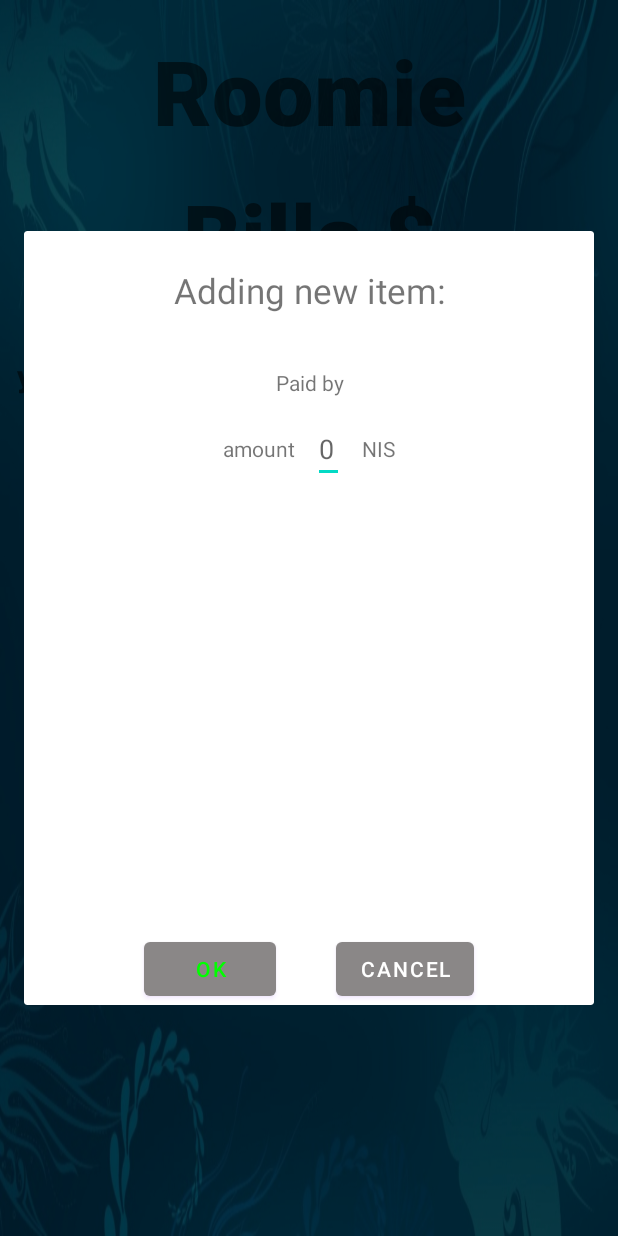
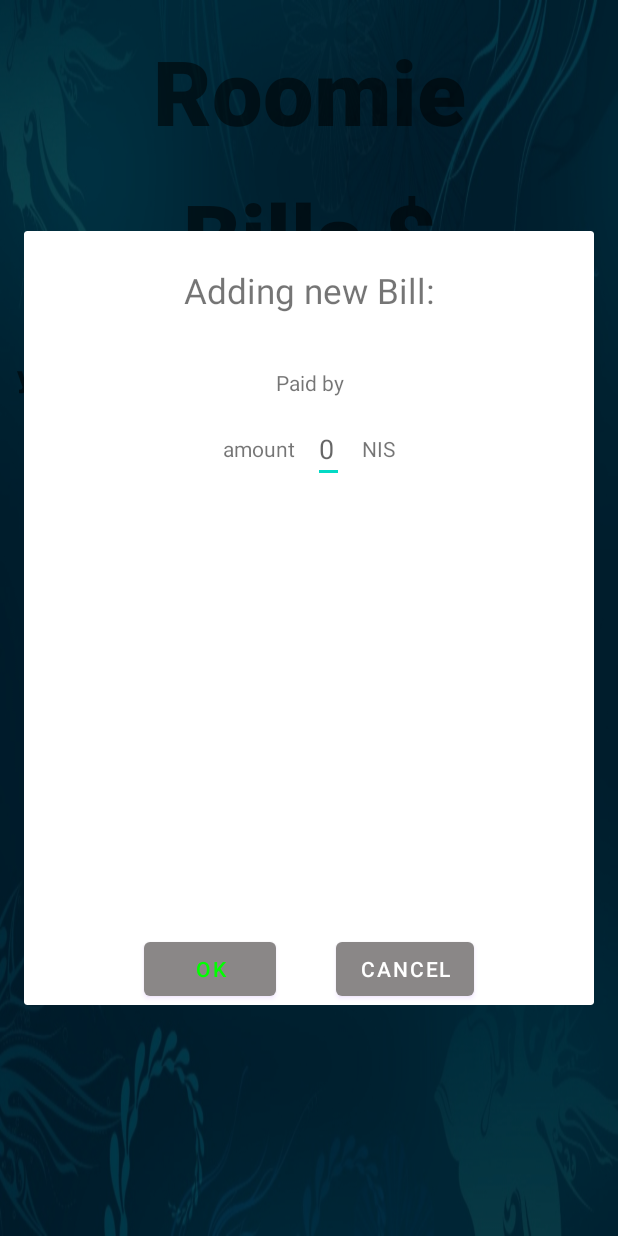
Before and after one commit to oz105/Roomie, an Android app: the BillsActivity screen opened directly, with no data from a screen before it, after a tap on an icon or button, on a phone screen of 412 x 824 dp. Run offline under Robolectric (Android 15) with nearby library versions, the light colour scheme and no system bars; our stand-ins replace Firebase (no records; nobody signed in at launch, a user with empty details on screens opened directly); 2 statements that could not run were skipped.

Commit message:
little fixes before show

```diff
--- a/app/src/main/res/layout/add_bill.xml
+++ b/app/src/main/res/layout/add_bill.xml
@@ -12,7 +12,7 @@
         android:padding="24dp"
         android:textSize="23sp"
         android:textAlignment="center"
-        android:text="Adding new item:"
+        android:text="Adding new Bill:"
         />
     <LinearLayout
         android:layout_width="match_parent"
--- a/app/src/main/res/layout/add_payment.xml
+++ b/app/src/main/res/layout/add_payment.xml
@@ -12,7 +12,7 @@
         android:padding="24dp"
         android:textSize="23sp"
         android:textAlignment="center"
-        android:text="Adding new item:"
+        android:text="Adding new Payment:"
         />
     <LinearLayout
         android:layout_width="match_parent"
```
Also changed, not shown: app/src/main/java/com/example/roomie_2/LoginActivity.java (+3 -20 lines), app/src/main/java/com/example/roomie_2/User.java (+0 -13 lines).
